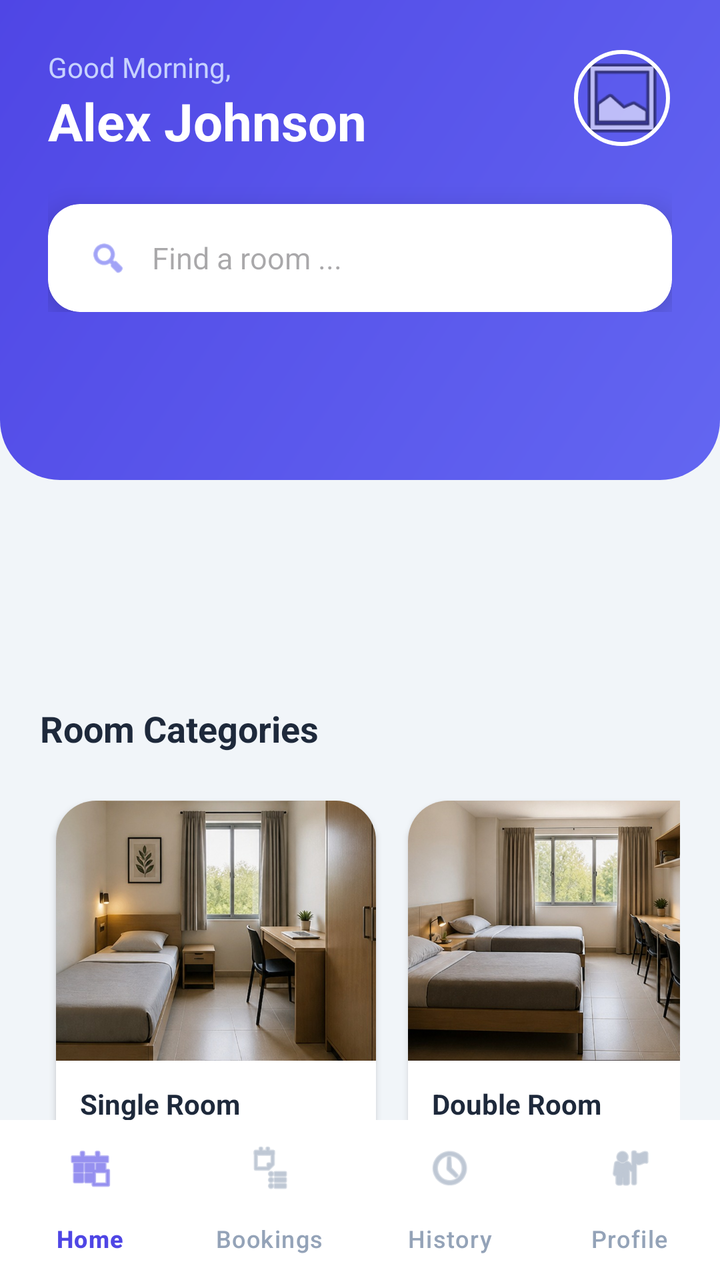
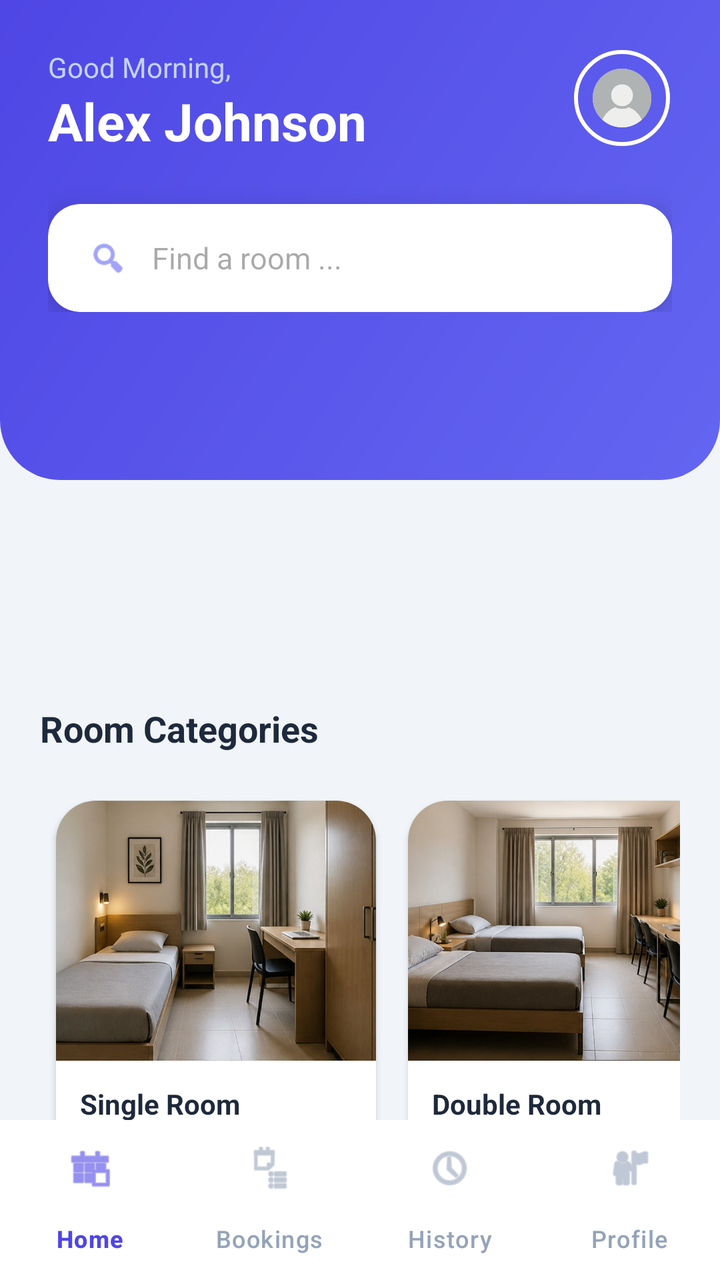

An Android layout rendered at two revisions. The XML below is the earlier revision; the diff shows what the commit changed to produce the second picture.
<!-- AndroidManifest.xml: application theme Theme.UTMSPACE_HostelBookingSystem -->
<!-- res/layout/activity_student_dashboard.xml -->
<?xml version="1.0" encoding="utf-8"?>
<androidx.constraintlayout.widget.ConstraintLayout xmlns:android="http://schemas.android.com/apk/res/android"
    xmlns:app="http://schemas.android.com/apk/res-auto"
    xmlns:tools="http://schemas.android.com/tools"
    android:id="@+id/main"
    android:layout_width="match_parent"
    android:layout_height="match_parent"
    android:background="#F1F5F9"
    tools:context=".StudentDashboardActivity">

    
    <View
        android:id="@+id/topHeaderBg"
        android:layout_width="match_parent"
        android:layout_height="240dp"
        android:background="@drawable/dashboard_gradient"
        app:layout_constraintTop_toTopOf="parent" />

    
    <androidx.core.widget.NestedScrollView
        android:layout_width="match_parent"
        android:layout_height="0dp"
        android:fillViewport="true"
        app:layout_constraintBottom_toTopOf="@id/bottomNavigation"
        app:layout_constraintTop_toTopOf="parent">

        <LinearLayout
            android:layout_width="match_parent"
            android:layout_height="wrap_content"
            android:orientation="vertical">

            
            <LinearLayout
                android:id="@+id/headerTextLayer"
                android:layout_width="match_parent"
                android:layout_height="wrap_content"
                android:orientation="vertical"
                android:padding="24dp">

                <RelativeLayout
                    android:layout_width="match_parent"
                    android:layout_height="wrap_content"
                    android:layout_marginBottom="24dp">

                    <LinearLayout
                        android:layout_width="wrap_content"
                        android:layout_height="wrap_content"
                        android:orientation="vertical">
                        <TextView
                            android:layout_width="wrap_content"
                            android:layout_height="wrap_content"
                            android:text="Good Morning,"
                            android:textColor="#C7D2FE"
                            android:textSize="14sp" />
                        <TextView
                            android:id="@+id/tvStudentName"
                            android:layout_width="wrap_content"
                            android:layout_height="wrap_content"
                            android:text="Alex Johnson"
                            android:textColor="#FFFFFF"
                            android:textSize="26sp"
                            android:textStyle="bold" />
                    </LinearLayout>

                    <com.google.android.material.imageview.ShapeableImageView
                        android:layout_width="50dp"
                        android:layout_height="50dp"
                        android:layout_alignParentEnd="true"
                        android:padding="2dp"
                        android:src="@android:drawable/ic_menu_gallery"
                        app:shapeAppearanceOverlay="@style/CircleImage"
                        app:strokeColor="#FFFFFF"
                        app:strokeWidth="2dp" />
                </RelativeLayout>

                <androidx.cardview.widget.CardView
                    android:layout_width="match_parent"
                    android:layout_height="54dp"
                    app:cardCornerRadius="16dp"
                    app:cardElevation="8dp">
                    <LinearLayout
                        android:layout_width="match_parent"
                        android:layout_height="match_parent"
                        android:gravity="center_vertical"
                        android:paddingStart="20dp">
                        <ImageView
                            android:layout_width="20dp"
                            android:layout_height="20dp"
                            android:src="@android:drawable/ic_menu_search"
                            app:tint="#6366F1" />
                        <EditText
                            android:layout_width="match_parent"
                            android:layout_height="wrap_content"
                            android:hint="Find a room ..."
                            android:background="@android:color/transparent"
                            android:paddingStart="12dp"
                            android:textSize="15sp"
                            android:textColor="#1E293B"
                            android:inputType="text"/>
                    </LinearLayout>
                </androidx.cardview.widget.CardView>
            </LinearLayout>

            
            <androidx.viewpager2.widget.ViewPager2
                android:id="@+id/newsViewPager"
                android:layout_width="match_parent"
                android:layout_height="120dp"
                android:layout_marginHorizontal="20dp"
                android:layout_marginTop="12dp" />

            <com.google.android.material.tabs.TabLayout
                android:id="@+id/bannerIndicator"
                android:layout_width="wrap_content"
                android:layout_height="12dp"
                android:layout_marginTop="8dp"
                android:layout_gravity="center"
                android:background="@android:color/transparent"
                app:tabMinWidth="12dp"
                app:tabMaxWidth="12dp"
                app:tabBackground="@drawable/indicator_selector"
                app:tabIndicatorHeight="0dp" />

            
            <LinearLayout
                android:layout_width="match_parent"
                android:layout_height="wrap_content"
                android:orientation="vertical"
                android:paddingHorizontal="20dp"
                android:paddingTop="20dp"
                android:paddingBottom="24dp">

                <TextView
                    android:layout_width="wrap_content"
                    android:layout_height="wrap_content"
                    android:text="Room Categories"
                    android:textColor="#1E293B"
                    android:textSize="18sp"
                    android:textStyle="bold"
                    android:layout_marginBottom="16dp"/>

                <HorizontalScrollView
                    android:layout_width="match_parent"
                    android:layout_height="wrap_content"
                    android:scrollbars="none">

                    <LinearLayout
                        android:layout_width="wrap_content"
                        android:layout_height="wrap_content"
                        android:orientation="horizontal">

                        
                        <androidx.cardview.widget.CardView
                            android:id="@+id/cardSingle"
                            android:layout_width="160dp"
                            android:layout_height="220dp"
                            android:layout_margin="8dp"
                            android:clickable="true"
                            android:focusable="true"
                            android:foreground="?android:attr/selectableItemBackground"
                            app:cardCornerRadius="20dp">
                            <LinearLayout
                                android:layout_width="match_parent"
                                android:layout_height="match_parent"
                                android:orientation="vertical">
                                <ImageView
                                    android:layout_width="match_parent"
                                    android:layout_height="130dp"
                                    android:scaleType="centerCrop"
                                    android:src="@drawable/single_room" />
                                <TextView
                                    android:layout_width="wrap_content"
                                    android:layout_height="wrap_content"
                                    android:padding="12dp"
                                    android:text="Single Room"
                                    android:textColor="#1E293B"
                                    android:textStyle="bold" />
                                <TextView
                                    android:layout_width="wrap_content"
                                    android:layout_height="wrap_content"
                                    android:paddingStart="12dp"
                                    android:text="RM 1500/sem"
                                    android:textColor="#6366F1" />
                            </LinearLayout>
                        </androidx.cardview.widget.CardView>

                        
                        <androidx.cardview.widget.CardView
                            android:id="@+id/cardDouble"
                            android:layout_width="160dp"
                            android:layout_height="220dp"
                            android:layout_margin="8dp"
                            android:clickable="true"
                            android:focusable="true"
                            android:foreground="?android:attr/selectableItemBackground"
                            app:cardCornerRadius="20dp">
                            <LinearLayout
                                android:layout_width="match_parent"
                                android:layout_height="match_parent"
                                android:orientation="vertical">
                                <ImageView
                                    android:layout_width="match_parent"
                                    android:layout_height="130dp"
                                    android:scaleType="centerCrop"
                                    android:src="@drawable/double_room" />
                                <TextView
                                    android:layout_width="wrap_content"
                                    android:layout_height="wrap_content"
                                    android:padding="12dp"
                                    android:text="Double Room"
                                    android:textColor="#1E293B"
                                    android:textStyle="bold" />
                                <TextView
                                    android:layout_width="wrap_content"
                                    android:layout_height="wrap_content"
                                    android:paddingStart="12dp"
                                    android:text="RM 1200/sem"
                                    android:textColor="#6366F1" />
                            </LinearLayout>
                        </androidx.cardview.widget.CardView>

                        
                        <androidx.cardview.widget.CardView
                            android:id="@+id/cardQuad"
                            android:layout_width="160dp"
                            android:layout_height="220dp"
                            android:layout_margin="8dp"
                            android:clickable="true"
                            android:focusable="true"
                            android:foreground="?android:attr/selectableItemBackground"
                            app:cardCornerRadius="20dp">
                            <LinearLayout
                                android:layout_width="match_parent"
                                android:layout_height="match_parent"
                                android:orientation="vertical">
                                <ImageView
                                    android:layout_width="match_parent"
                                    android:layout_height="130dp"
                                    android:scaleType="centerCrop"
                                    android:src="@drawable/quad_room" />
                                <TextView
                                    android:layout_width="wrap_content"
                                    android:layout_height="wrap_content"
                                    android:padding="12dp"
                                    android:text="Quad Room"
                                    android:textColor="#1E293B"
                                    android:textStyle="bold" />
                                <TextView
                                    android:layout_width="wrap_content"
                                    android:layout_height="wrap_content"
                                    android:paddingStart="12dp"
                                    android:text="RM 800/sem"
                                    android:textColor="#6366F1" />
                            </LinearLayout>
                        </androidx.cardview.widget.CardView>
                    </LinearLayout>
                </HorizontalScrollView>
            </LinearLayout>
        </LinearLayout>
    </androidx.core.widget.NestedScrollView>

    
    <com.google.android.material.bottomnavigation.BottomNavigationView
        android:id="@+id/bottomNavigation"
        style="@style/BottomNavStyle"
        android:layout_width="match_parent"
        android:layout_height="80dp"
        android:background="#FFFFFF"
        app:elevation="16dp"
        app:layout_constraintBottom_toBottomOf="parent"
        app:menu="@menu/student_nav_menu" />

</androidx.constraintlayout.widget.ConstraintLayout>
<!-- resources referenced by this layout -->
<resources>
  <!-- drawable dashboard_gradient (drawable) -->
  <?xml version="1.0" encoding="utf-8"?>
  <shape xmlns:android="http://schemas.android.com/apk/res/android">
      <gradient
          android:startColor="#6366F1"
          android:endColor="#4F46E5"
          android:angle="135"/>
      <corners android:bottomLeftRadius="30dp" android:bottomRightRadius="30dp" />
  </shape>
  <!-- drawable double_room: jpeg bitmap (drawable, 95383 bytes) -->
  <!-- drawable indicator_selector (drawable) -->
  <?xml version="1.0" encoding="utf-8"?>
  <selector xmlns:android="http://schemas.android.com/apk/res/android">
      <item android:state_selected="true">
          <shape android:shape="oval">
              <solid android:color="#4F46E5" />
              <size android:width="8dp" android:height="8dp" />
          </shape>
      </item>
      <item>
          <shape android:shape="oval">
              <solid android:color="#94A3B8" />
              <size android:width="8dp" android:height="8dp" />
          </shape>
      </item>
  </selector>
  <!-- drawable quad_room: jpeg bitmap (drawable, 42357 bytes) -->
  <!-- drawable single_room: jpeg bitmap (drawable, 73836 bytes) -->
  <style name="BottomNavStyle" parent="Widget.Material3.BottomNavigationView">
          
          <item name="backgroundTint">@color/white</item>
  
          
          <item name="itemIconTint">@color/nav_item_colors</item>
          <item name="itemTextColor">@color/nav_item_colors</item>
  
          
          <item name="itemActiveIndicatorStyle">@style/App.ActiveIndicator</item>
  
          
          <item name="labelVisibilityMode">labeled</item>
  
          
          <item name="itemTextAppearanceActive">@style/BottomNavText.Active</item>
          <item name="itemTextAppearanceInactive">@style/BottomNavText.Inactive</item>
      </style>
  <style name="CircleImage">
          <item name="cornerSize">50%</item>
      </style>
  <style name="Theme.UTMSPACE_HostelBookingSystem" parent="Base.Theme.UTMSPACE_HostelBookingSystem" />
  <color name="white">#FFFFFFFF</color>
  <style name="App.ActiveIndicator" parent="Widget.Material3.BottomNavigationView.ActiveIndicator">
          
          <item name="android:color">#EEF2FF</item>
          
          <item name="android:width">48dp</item>
      </style>
  <style name="BottomNavText.Active" parent="TextAppearance.Material3.LabelMedium">
          <item name="android:textStyle">bold</item>
          <item name="android:textSize">12sp</item>
      </style>
  <style name="BottomNavText.Inactive" parent="TextAppearance.Material3.LabelMedium">
          <item name="android:textStyle">normal</item>
          <item name="android:textSize">12sp</item>
      </style>
  <style name="Base.Theme.UTMSPACE_HostelBookingSystem" parent="Theme.Material3.DayNight.NoActionBar">
          
          
      </style>
</resources>

<!-- the commit's change to res/layout/activity_student_dashboard.xml (unified diff, before → after) -->
@@ -67,7 +67,7 @@
                         android:layout_height="50dp"
                         android:layout_alignParentEnd="true"
                         android:padding="2dp"
-                        android:src="@android:drawable/ic_menu_gallery"
+                        android:src="@drawable/profile_pic"
                         app:shapeAppearanceOverlay="@style/CircleImage"
                         app:strokeColor="#FFFFFF"
                         app:strokeWidth="2dp" />
<!-- resource entries referenced after the edit -->
@@ -26,6 +26,7 @@
           </shape>
       </item>
   </selector>
+  <!-- drawable profile_pic: png bitmap (drawable, 49379 bytes) -->
   <!-- drawable quad_room: jpeg bitmap (drawable, 42357 bytes) -->
   <!-- drawable single_room: jpeg bitmap (drawable, 73836 bytes) -->
   <style name="BottomNavStyle" parent="Widget.Material3.BottomNavigationView">
